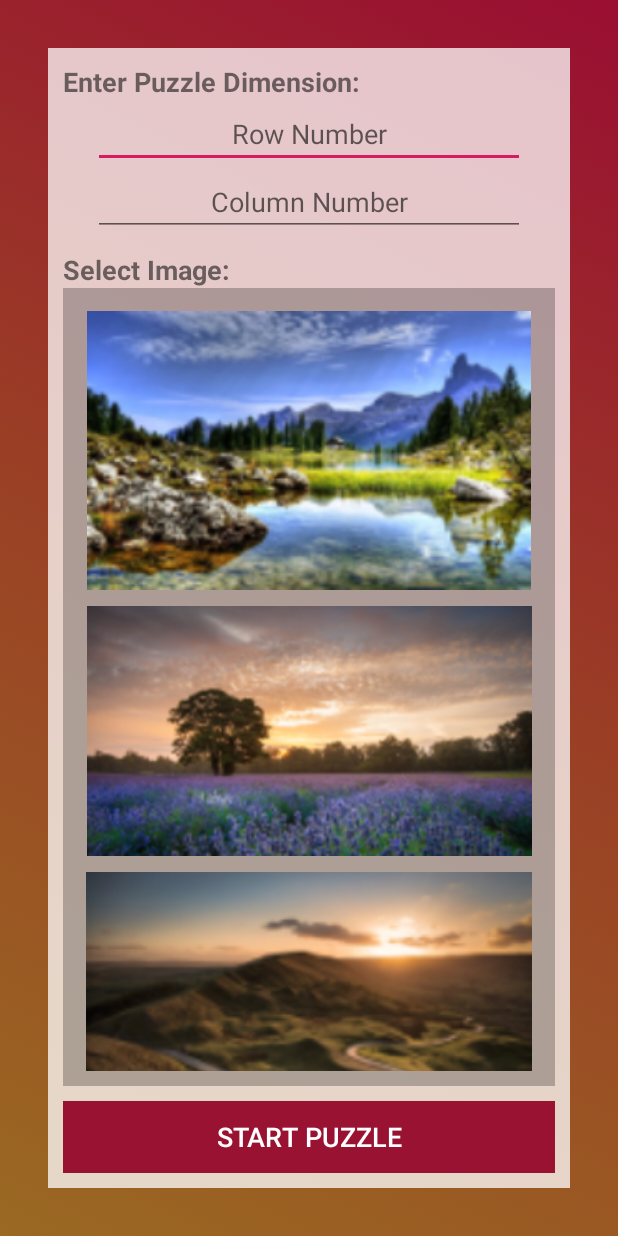
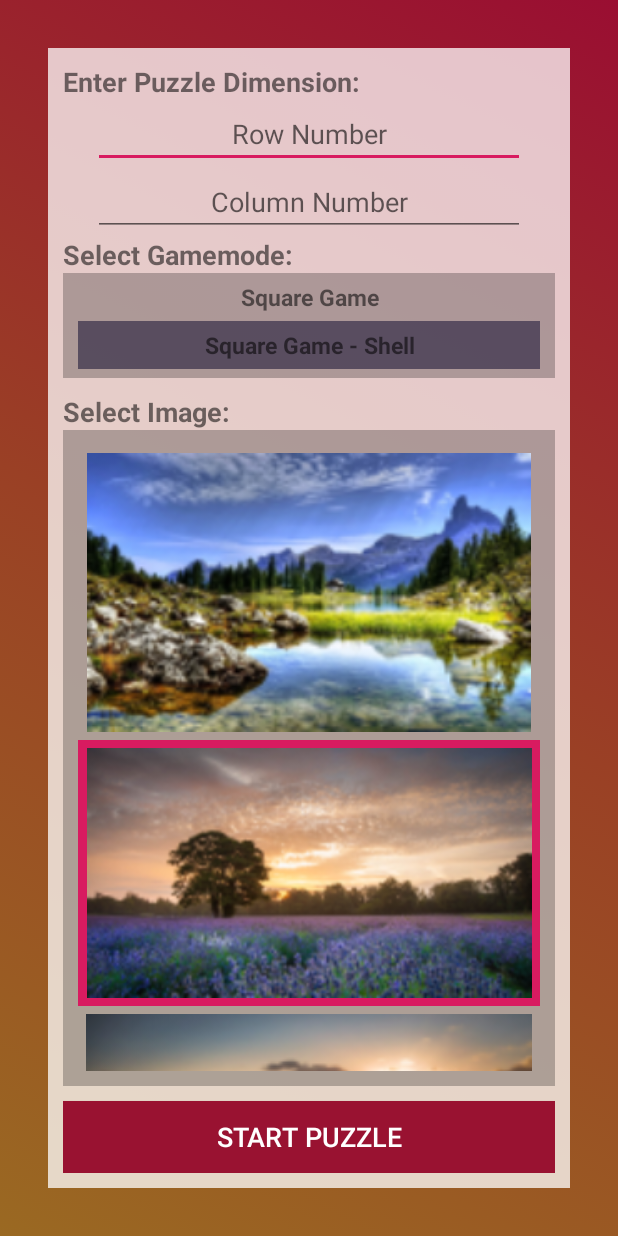
Before and after one commit to Bogdanisar/Puzzle, an Android app: the GameOptions screen opened directly, with no data from a screen before it, after a tap on an icon or button, on a phone screen of 412 x 824 dp. Run offline under Robolectric (Android 15) with nearby library versions, the phone set to English and light mode, and no system bars; 3 other taps on this screen came first.

Commit message:
Added gamemode selection in the GameOptions Activity.
- Reworked selection / deselection functions in GameOptions.java to work for both imageViews and textViews.
- The intent to SquareGame is configured correctly. It adds a new field to the Bundle, called "type".
- Added different colorAccent for text.

```diff
--- a/app/src/main/java/com/example/puzzle/GameOptions.java
+++ b/app/src/main/java/com/example/puzzle/GameOptions.java
@@ -1,7 +1,9 @@
 package com.example.puzzle;
 
 import android.content.Intent;
+import android.graphics.drawable.ColorDrawable;
 import android.graphics.drawable.Drawable;
+import android.support.v4.content.ContextCompat;
 import android.support.v7.app.AppCompatActivity;
 import android.os.Bundle;
 import android.util.Log;
@@ -20,6 +22,8 @@ public class GameOptions extends AppCompatActivity {
     private EditText columnInput;
     private Integer imageSelected = null;
     private Integer imageSelectedPrior = null;
+    private Integer gamemodeSelected = null;
+    private Integer gamemodeSelectedPrior = null;
 
     private List<Integer> imageViewArray = new ArrayList<>();
     private List<Integer> imageResourceArray = new ArrayList<>();
@@ -115,7 +119,6 @@ public class GameOptions extends AppCompatActivity {
             return;
         }
 
-        Intent intent = new Intent(this, SquareGame.class);
         Log.i(GameOptions.TAG, this.imageSelected.toString());
         Log.i(GameOptions.TAG, rowNumber.toString());
         Log.i(GameOptions.TAG, columnNumber.toString());
@@ -133,36 +136,63 @@ public class GameOptions extends AppCompatActivity {
             intentImage = R.drawable.p1;
         }
 
-        intent.putExtra("rowNumber", rowNumber);
-        intent.putExtra("columnNumber", columnNumber);
-        intent.putExtra("imageSelected", intentImage);
-        startActivity(intent);
+        if (gamemodeSelected.equals(R.id.gamemodeSquareGameView)) {
+            Intent intent = new Intent(this, SquareGame.class);
+            intent.putExtra("rowNumber", rowNumber);
+            intent.putExtra("columnNumber", columnNumber);
+            intent.putExtra("imageSelected", intentImage);
+            intent.putExtra("type", "simple");
+            startActivity(intent);
+        }
+        else if (gamemodeSelected.equals(R.id.gamemodeSquareGameShellView)) {
+            Intent intent = new Intent(this, SquareGame.class);
+            intent.putExtra("rowNumber", rowNumber);
+            intent.putExtra("columnNumber", columnNumber);
+            intent.putExtra("imageSelected", intentImage);
+            intent.putExtra("type", "shell");
+            startActivity(intent);
+        }
+        else if (gamemodeSelected.equals(R.id.gamemodeSquareGameOnePieceView)) {
+            Intent intent = new Intent(this, SquareGame.class);
+            intent.putExtra("rowNumber", rowNumber);
+            intent.putExtra("columnNumber", columnNumber);
+            intent.putExtra("imageSelected", intentImage);
+            intent.putExtra("type", "onePiece");
+            startActivity(intent);
+        }
 
         //in SquareGame Activity: String value = getIntent().getExtras().getString(key);
     }
 
-    private void applySelectedImageTheme (View view){
-        ImageView image = (ImageView)view;
 
-        String name = "@color/colorAccent";
-        int id = getResources().getIdentifier(name, "drawable", getPackageName());
-        Drawable drawable = getResources().getDrawable(id);
+    // methods for selecting, deselecting
+    private void applyBackgroundFromId(View view, int id) {
+        Drawable drawable = ContextCompat.getDrawable(this, id);
+        this.applyBackground(view, drawable);
+    }
 
+    private void applyBackgroundFromColor(View view, int color) {
+        Drawable drawable = new ColorDrawable(color);
+        this.applyBackground(view, drawable);
+    }
+
+    private void applyBackground(View view, Drawable drawable) {
         int sdk = android.os.Build.VERSION.SDK_INT;
         if(sdk < android.os.Build.VERSION_CODES.JELLY_BEAN) {
-            image.setBackgroundDrawable(drawable);
-        } else {
-            image.setBackground(drawable);
+            view.setBackgroundDrawable(drawable);
+        }
+        else {
+            view.setBackground(drawable);
         }
     }
 
-    private void removeSelectedImageTheme (Integer id) {
+    private void removeBackground(Integer id) {
         if (id == null) {
             return;
         }
 
-        ImageView imageView = findViewById(id);
-        imageView.setBackgroundColor(0x00000000);
+        View view = findViewById(id);
+        view.setBackgroundColor(0x00000000);
     }
 
     public void selectImage(View view) {
@@ -173,7 +203,19 @@ public class GameOptions extends AppCompatActivity {
         this.imageSelectedPrior = this.imageSelected;
         this.imageSelected = view.getId();
 
-        this.applySelectedImageTheme(view);
-        this.removeSelectedImageTheme(this.imageSelectedPrior);
+        this.applyBackgroundFromId(view, R.color.colorAccent);
+        this.removeBackground(this.imageSelectedPrior);
+    }
+
+    public void selectGamemode(View view) {
+        if (this.gamemodeSelected != null && this.gamemodeSelected.equals(view.getId())) {
+            return;
+        }
+
+        this.gamemodeSelectedPrior = this.gamemodeSelected;
+        this.gamemodeSelected = view.getId();
+
+        this.applyBackgroundFromId(view, R.color.colorAccentText);
+        this.removeBackground(this.gamemodeSelectedPrior);
     }
 }
--- a/app/src/main/res/layout/activity_game_options.xml
+++ b/app/src/main/res/layout/activity_game_options.xml
@@ -64,6 +64,46 @@
                 android:inputType="numberSigned" />
         </LinearLayout>
 
+
+        <TextView
+            android:id="@+id/gamemodeInputTitle"
+            android:layout_width="match_parent"
+            android:layout_height="wrap_content"
+            android:text="Select Gamemode:"
+            android:textSize="18sp"
+            android:textStyle="bold" />
+
+        <ScrollView
+            android:layout_width="match_parent"
+            android:layout_height="70dp"
+            android:background="#40000000"
+            android:paddingLeft="10sp"
+            android:paddingRight="10sp">
+
+            <LinearLayout
+                android:layout_width="match_parent"
+                android:layout_height="wrap_content"
+                android:orientation="vertical">
+
+                <TextView
+                    android:id="@+id/gamemodeSquareGameView"
+                    android:text="Square Game"
+                    style="@style/gamemodeSelectView"/>
+
+                <TextView
+                    android:id="@+id/gamemodeSquareGameShellView"
+                    android:text="Square Game - Shell"
+                    style="@style/gamemodeSelectView" />
+
+                <TextView
+                    android:id="@+id/gamemodeSquareGameOnePieceView"
+                    android:text="Square Game - One Piece"
+                    style="@style/gamemodeSelectView"/>
+
+
+            </LinearLayout>
+        </ScrollView>
+
         <TextView
             android:id="@+id/imageSelectTitle"
             android:layout_width="match_parent"
@@ -75,7 +115,7 @@
 
         <ScrollView
             android:layout_width="match_parent"
-            android:layout_height="317dp"
+            android:layout_height="0px"
             android:layout_weight="1"
             android:background="#40000000"
             android:paddingLeft="10sp"
--- a/app/src/main/res/values/colors.xml
+++ b/app/src/main/res/values/colors.xml
@@ -3,6 +3,7 @@
     <color name="colorPrimary">#008577</color>
     <color name="colorPrimaryDark">#00574B</color>
     <color name="colorAccent">#D81B60</color>
+    <color name="colorAccentText">#7F040026</color>
 
     <color name="innerPieceColor">#FFFFFF</color>
     <color name="outerPieceColor">#000000</color>
--- a/app/src/main/res/values/styles.xml
+++ b/app/src/main/res/values/styles.xml
@@ -8,6 +8,17 @@
         <item name="colorAccent">@color/colorAccent</item>
         <item name="windowActionBar">false</item>
         <item name="windowNoTitle">true</item>
+    </style>
+
+
+    <style name="gamemodeSelectView">
+        <item name="android:layout_width">match_parent</item>
+        <item name="android:layout_height">32sp</item>
+        <item name="android:gravity">center</item>
+        <item name="android:textSize">15sp</item>
+        <item name="android:textStyle">bold</item>
+
+        <item name="android:onClick">selectGamemode</item>
     </style>
 
     <style name="ImageSelectView">
```
